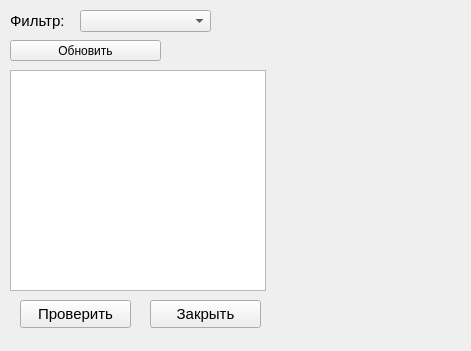
Before: the Qt Designer form ui_folder/checking_tasks_form.ui in MishaSok/yandex_pyqt5_project, drawn with Qt 5.
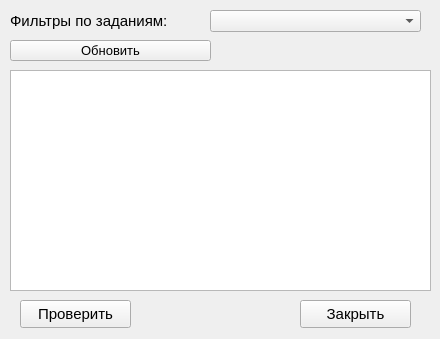
After: the same form once the commit is applied.

The edit to the form file:
```diff
--- a/ui_folder/checking_tasks_form.ui
+++ b/ui_folder/checking_tasks_form.ui
@@ -6,8 +6,8 @@
    <rect>
     <x>0</x>
     <y>0</y>
-    <width>471</width>
-    <height>351</height>
+    <width>440</width>
+    <height>339</height>
    </rect>
   </property>
   <property name="windowTitle">
@@ -17,9 +17,9 @@
    <widget class="QComboBox" name="comboBox">
     <property name="geometry">
      <rect>
-      <x>80</x>
+      <x>210</x>
       <y>10</y>
-      <width>131</width>
+      <width>211</width>
       <height>22</height>
      </rect>
     </property>
@@ -29,7 +29,7 @@
      <rect>
       <x>10</x>
       <y>70</y>
-      <width>256</width>
+      <width>421</width>
       <height>221</height>
      </rect>
     </property>
@@ -57,7 +57,7 @@
      <rect>
       <x>10</x>
       <y>10</y>
-      <width>71</width>
+      <width>201</width>
       <height>21</height>
      </rect>
     </property>
@@ -67,7 +67,7 @@
      </font>
     </property>
     <property name="text">
-     <string>Фильтр:</string>
+     <string>Фильтры по заданиям:</string>
     </property>
    </widget>
    <widget class="QPushButton" name="update_btn">
@@ -75,10 +75,15 @@
      <rect>
       <x>10</x>
       <y>40</y>
-      <width>151</width>
+      <width>201</width>
       <height>21</height>
      </rect>
     </property>
+    <property name="font">
+     <font>
+      <pointsize>10</pointsize>
+     </font>
+    </property>
     <property name="text">
      <string>Обновить</string>
     </property>
@@ -86,7 +91,7 @@
    <widget class="QPushButton" name="close_btn">
     <property name="geometry">
      <rect>
-      <x>150</x>
+      <x>300</x>
       <y>300</y>
       <width>111</width>
       <height>28</height>
```
